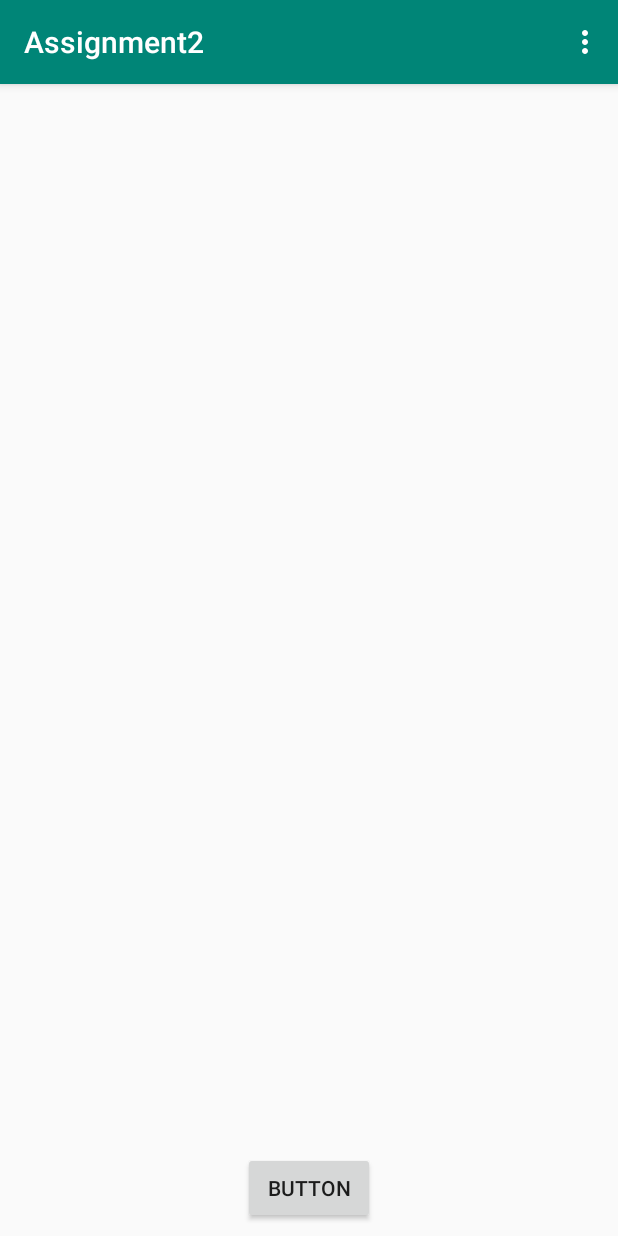
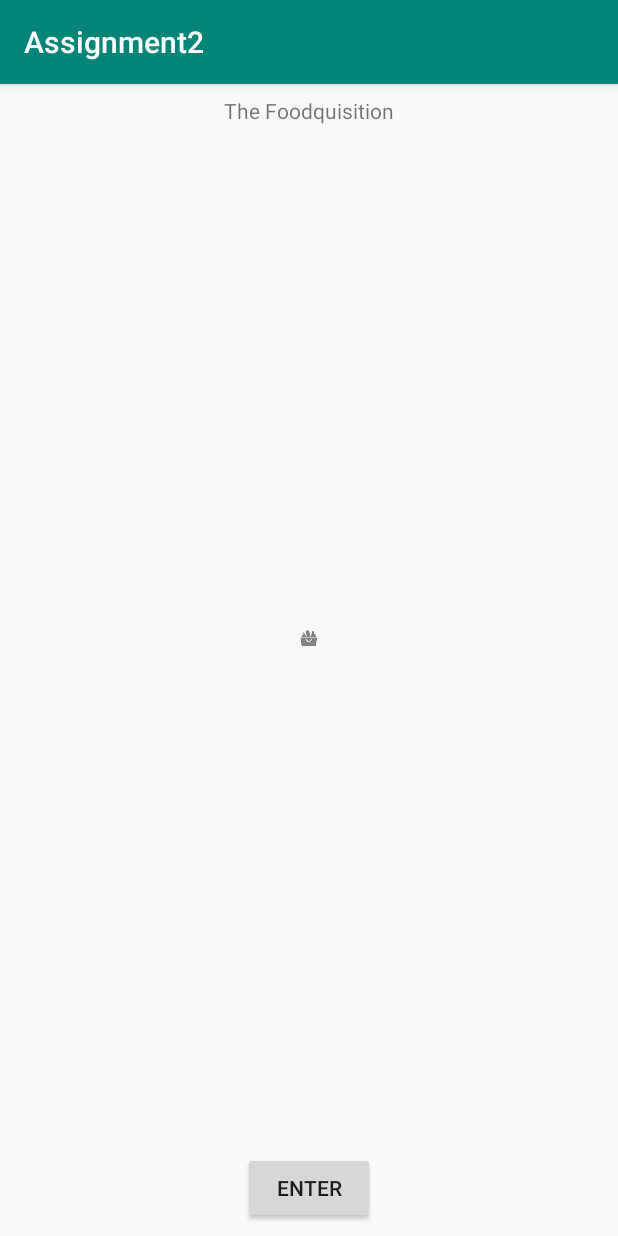
Before and after one commit to jharrilim/comp304-assignment2, an Android app: the screen it shows after launch (MainActivity), on a phone screen of 412 x 824 dp. Run offline under Robolectric (Android 15) with nearby library versions, the phone set to English and light mode, and no system bars.

Commit message:
add navigation

```diff
--- a/app/src/main/java/comp304/josephharrisonlim/assignment2/MainActivity.kt
+++ b/app/src/main/java/comp304/josephharrisonlim/assignment2/MainActivity.kt
@@ -1,9 +1,9 @@
 package comp304.josephharrisonlim.assignment2
 
+import android.content.Intent
 import android.support.v7.app.AppCompatActivity
 import android.os.Bundle
-import android.view.Menu
-import android.view.MenuInflater
+import android.view.View
 
 class MainActivity : AppCompatActivity() {
 
@@ -12,10 +12,8 @@ class MainActivity : AppCompatActivity() {
         setContentView(R.layout.activity_main)
     }
 
-    override fun onCreateOptionsMenu(menu: Menu?): Boolean {
-        super.onCreateOptionsMenu(menu)
-        val inflater: MenuInflater = menuInflater
-        inflater.inflate(R.menu.menu, menu)
-        return true
+    protected fun enterBtnClicked(view: View?) {
+        if (view == null) return
+        startActivity(Intent(this, MenuActivity::class.java))
     }
 }
--- a/app/src/main/res/layout/activity_main.xml
+++ b/app/src/main/res/layout/activity_main.xml
@@ -13,8 +13,36 @@
         android:layout_marginStart="8dp"
         android:layout_marginEnd="8dp"
         android:layout_marginBottom="8dp"
-        android:text="Button"
+        android:onClick="enterBtnClicked"
+        android:text="Enter"
         app:layout_constraintBottom_toBottomOf="parent"
         app:layout_constraintEnd_toEndOf="parent"
         app:layout_constraintStart_toStartOf="parent" />
+
+    <ImageView
+        android:id="@+id/imageView"
+        android:layout_width="wrap_content"
+        android:layout_height="wrap_content"
+        android:layout_marginStart="8dp"
+        android:layout_marginTop="8dp"
+        android:layout_marginEnd="8dp"
+        android:layout_marginBottom="8dp"
+        app:layout_constraintBottom_toTopOf="@+id/button"
+        app:layout_constraintEnd_toEndOf="parent"
+        app:layout_constraintStart_toStartOf="parent"
+        app:layout_constraintTop_toBottomOf="@+id/textView"
+        app:srcCompat="@drawable/store_logo" />
+
+    <TextView
+        android:id="@+id/textView"
+        android:layout_width="wrap_content"
+        android:layout_height="wrap_content"
+        android:layout_marginStart="8dp"
+        android:layout_marginTop="8dp"
+        android:layout_marginEnd="8dp"
+        android:text="@string/company_name"
+        app:layout_constraintEnd_toEndOf="parent"
+        app:layout_constraintStart_toStartOf="parent"
+        app:layout_constraintTop_toTopOf="parent"
+        tools:text="@string/company_name" />
 </android.support.constraint.ConstraintLayout>
--- a/app/src/main/res/menu/menu.xml
+++ b/app/src/main/res/menu/menu.xml
@@ -1,11 +1,16 @@
 <?xml version="1.0" encoding="utf-8"?>
-<menu xmlns:android="http://schemas.android.com/apk/res/android">
-    <item android:id="@+id/new_game"
+<menu xmlns:tools="http://schemas.android.com/tools"
+    xmlns:android="http://schemas.android.com/apk/res/android">
+    <item
+        android:id="@+id/menu_vegetableBtn"
         android:title="@string/vegetables" />
-    <item android:id="@+id/fruits"
+    <item
+        android:id="@+id/menu_fruitsBtn"
         android:title="@string/fruits" />
-    <item android:id="@+id/grains"
+    <item
+        android:id="@+id/menu_grainsBtn"
         android:title="@string/grains" />
-    <item android:id="@+id/dairy"
+    <item
+        android:id="@+id/menu_dairyBtn"
         android:title="@string/dairy" />
 </menu>
--- a/app/src/main/res/values/strings.xml
+++ b/app/src/main/res/values/strings.xml
@@ -1,5 +1,6 @@
 <resources>
     <string name="app_name">Assignment2</string>
+    <string name="company_name">The Foodquisition</string>
     <string name="vegetables">Vegetables</string>
     <string name="fruits">Fruits</string>
     <string name="grains">Grain/Cereal Foods</string>
```
Also changed, not shown: app/src/main/AndroidManifest.xml (+25 -7 lines), app/src/main/java/comp304/josephharrisonlim/assignment2/CheckoutActivity.kt (added, +12 -0 lines), app/src/main/java/comp304/josephharrisonlim/assignment2/FinalOrderActivity.kt (added, +12 -0 lines), app/src/main/java/comp304/josephharrisonlim/assignment2/MenuActivity.kt (+38 -0 lines), app/src/main/res/layout/activity_checkout.xml (added, +9 -0 lines), app/src/main/res/layout/activity_final_order.xml (added, +9 -0 lines).
